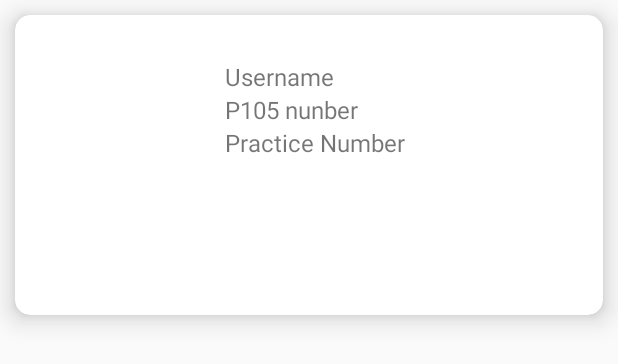
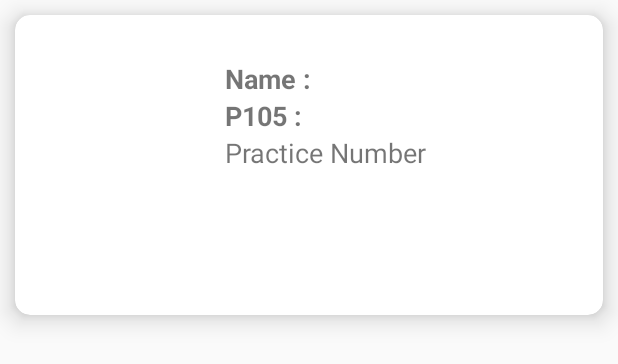
Before and after one commit to MuhiaKevin/WakiliFinder, an Android app: the layout row.xml on its own in the app's theme, with its tools: preview values and no code run, on a phone screen of 412 x 824 dp. Shown: the top 364 px of the screen. Run offline under Robolectric (Android 15) with nearby library versions, the phone set to English and light mode, and no system bars.

Commit message:
still designing the recycleriew

```diff
--- a/app/src/main/res/layout/row.xml
+++ b/app/src/main/res/layout/row.xml
@@ -19,39 +19,63 @@
             android:layout_marginLeft="10dp"
             android:id="@+id/profile_image" />
 
+
+        <TextView
+            android:layout_marginTop="10dp"
+            android:id="@+id/textusername"
+            android:layout_width="wrap_content"
+            android:layout_height="wrap_content"
+            android:paddingTop="20dp"
+            android:textSize="18sp"
+            android:layout_toRightOf="@+id/profile_image"
+            android:layout_marginLeft="10dp"
+            android:layout_marginStart="10dp"
+            android:textStyle="bold"
+            android:text="Name : " />
+
         <TextView
             android:layout_marginTop="10dp"
             android:id="@+id/username"
             android:layout_width="wrap_content"
             android:layout_height="wrap_content"
             android:paddingTop="20dp"
-            android:textSize="16sp"
-            android:layout_toRightOf="@+id/profile_image"
+            android:textSize="18sp"
+            android:layout_toRightOf="@+id/textusername"
             android:layout_marginLeft="10dp"
-            android:layout_marginStart="10dp"
-            android:text="Username" />
-
+            android:layout_marginStart="10dp" />
 
 
         <TextView
-            android:id="@+id/p105number"
+            android:id="@+id/textp105number"
             android:layout_below="@+id/username"
             android:layout_toRightOf="@+id/profile_image"
             android:layout_width="wrap_content"
             android:layout_height="wrap_content"
             android:layout_marginLeft="10dp"
             android:layout_marginStart="10dp"
-            android:textSize="16dp"
-            android:text="P105 nunber" />
+            android:textSize="18sp"
+            android:textStyle="bold"
+            android:text="P105 : " />
 
 
         <TextView
+            android:id="@+id/p105number"
+            android:layout_below="@+id/username"
+            android:layout_toRightOf="@+id/textp105number"
+            android:layout_width="wrap_content"
+            android:layout_height="wrap_content"
+            android:layout_marginLeft="10dp"
+            android:layout_marginStart="10dp"
+            android:textSize="18sp"
+             />
+
+        <TextView
+            android:id="@+id/practiceNumber"
             android:layout_below="@+id/p105number"
             android:layout_toRightOf="@+id/profile_image"
-            android:id="@+id/practiceNumber"
             android:layout_width="match_parent"
             android:layout_height="wrap_content"
-            android:textSize="16sp"
+            android:textSize="18sp"
             android:layout_marginLeft="10dp"
             android:layout_marginStart="10dp"
             android:text="Practice Number" />
```
